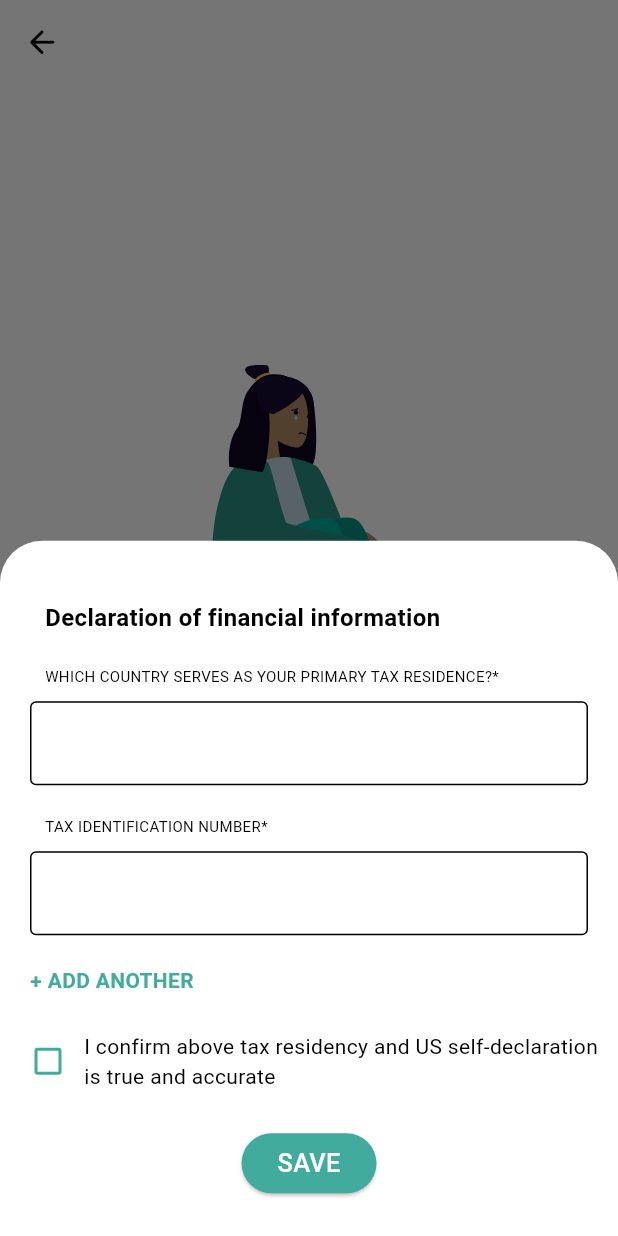
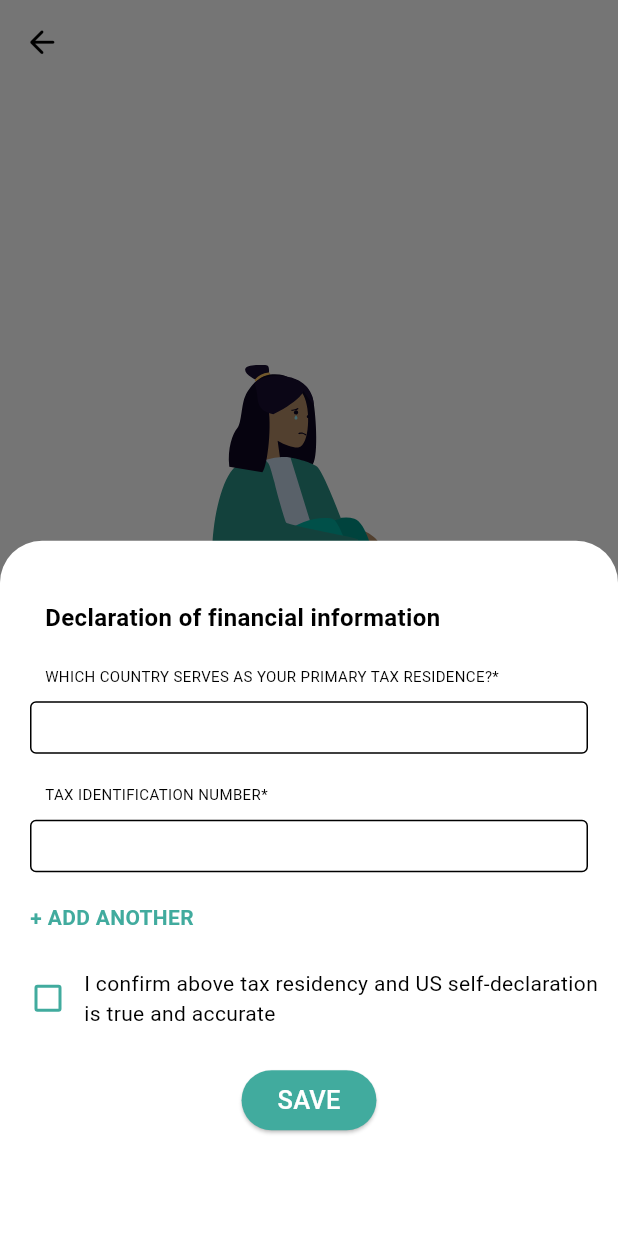
Before and after one commit to GianMen91/expatrio_tax_data_management, a Flutter app: the TaxDataScreen screen opened directly, after a tap on "UPDATE YOUR TAX DATA", on a phone screen of 412 x 824 dp. Run offline on Flutter 3.47's test engine with Material 3 defaults, Android fonts, the phone set to English and light mode, and no system bars; our stand-ins replace flutter_svg, lottie; project files that could hold a hidden picture were left out.

Commit message:
reduce textfield height, allow only number to be insert in the tax identification number field

```diff
--- a/lib/taxDataScreen.dart
+++ b/lib/taxDataScreen.dart
@@ -1,4 +1,5 @@
 import 'package:flutter/material.dart';
+import 'package:flutter/services.dart';
 import 'package:flutter_svg/svg.dart';
 import '../shared/constants.dart';
 
@@ -126,10 +127,13 @@ class _TaxFormWidgetState extends State<TaxFormWidget> {
             const SizedBox(height: 10),
             Padding(
               padding: const EdgeInsets.symmetric(horizontal: 20),
+              child:  SizedBox(
+                height: 35.0,
                 child: TextField(
                 key: const Key('country'),
                 controller: countryController,
                 decoration: const InputDecoration(
+                  contentPadding: EdgeInsets.symmetric(horizontal: 10.0),
                   focusedBorder: OutlineInputBorder(
                     borderSide: BorderSide(color: themeColor),
                   ),
@@ -140,6 +144,7 @@ class _TaxFormWidgetState extends State<TaxFormWidget> {
                   /*errorText:
                                         _validateEmail ? 'Email Can\'t Be Empty' : null,*/
                 ),
+              )
               ),
             ),
             const SizedBox(height: 20),
@@ -151,16 +156,24 @@ class _TaxFormWidgetState extends State<TaxFormWidget> {
             const SizedBox(height: 10),
             Padding(
               padding: const EdgeInsets.symmetric(horizontal: 20),
+              child: SizedBox(
+                height: 35.0,
                 child: TextField(
                   key: const Key('taxIdentificationNumber'),
                   controller: taxIdentificationNumberController,
+                  keyboardType: TextInputType.number, // Limit keyboard to numeric input
+                  inputFormatters: <TextInputFormatter>[
+                    FilteringTextInputFormatter.digitsOnly, // Allow only numeric input
+                  ],
                   decoration: const InputDecoration(
+                    contentPadding: EdgeInsets.symmetric(horizontal: 10.0),
                     focusedBorder: OutlineInputBorder(
                       borderSide: BorderSide(color: themeColor),
                     ),
                     border: OutlineInputBorder(),
                     labelStyle: TextStyle(
                       color: themeColor,
+                    ),
                   ),
                 ),
               ),
```
Lines whose indentation alone changed are shown as unchanged.
